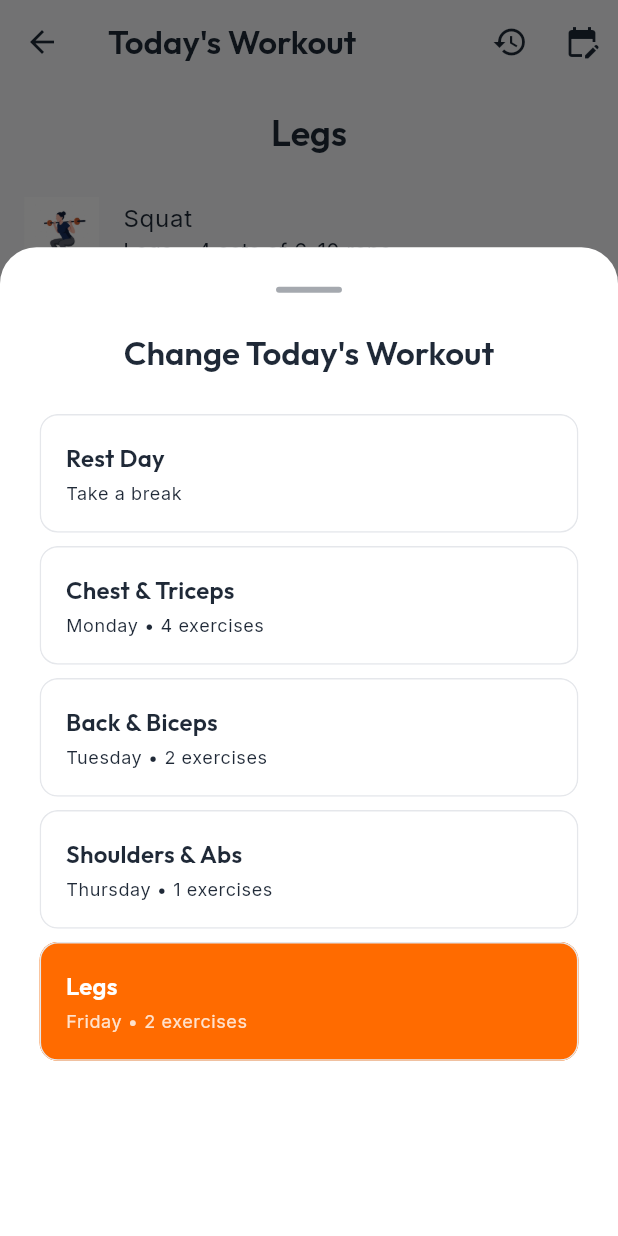
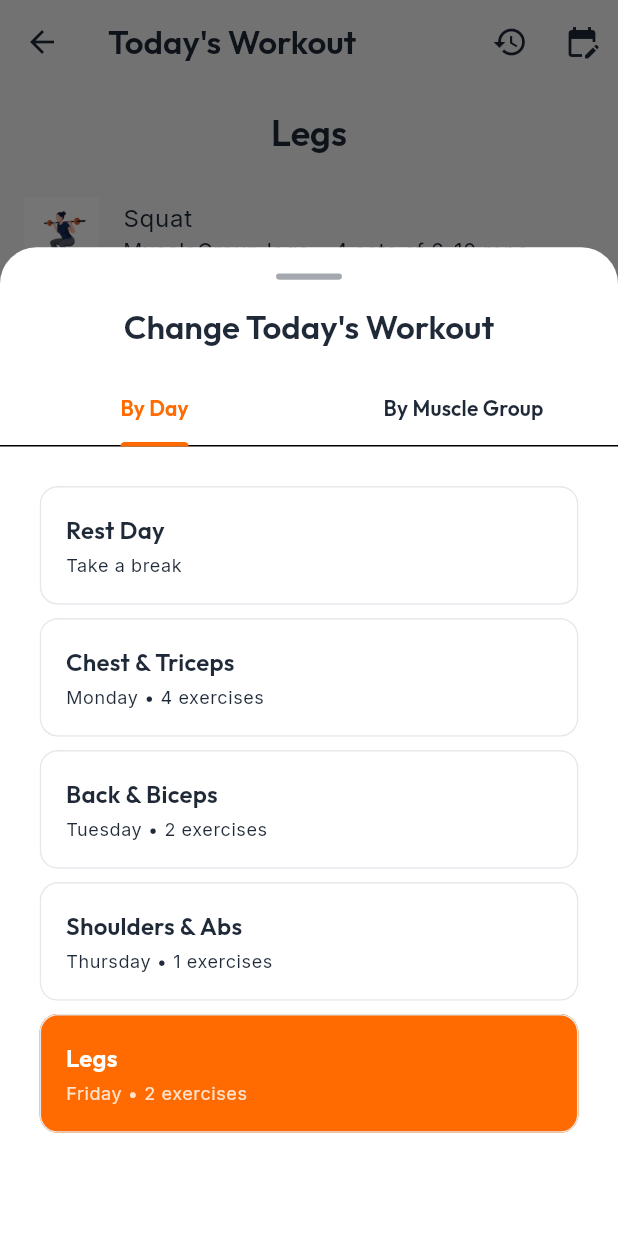
Before and after one commit to thanseer02/fitness_app, a Flutter app: the WorkoutTab screen opened directly, after a tap on the "edit calendar" icon, on a phone screen of 412 x 824 dp. Run offline on Flutter 3.47's test engine with Material 3 defaults, Android fonts, the phone set to English and light mode, and no system bars; our stand-ins replace fl_chart, flutter_local_notifications, flutter_screenutil, google_fonts, isar, timezone; accounts and stored records are empty; generated files the repository leaves out were written again.

```diff
--- a/lib/features/workout/repository/workout_repository.dart
+++ b/lib/features/workout/repository/workout_repository.dart
@@ -2,8 +2,10 @@ import 'package:isar/isar.dart';
 import 'package:fitjourney/models/workout.dart';
 import 'package:fitjourney/models/exercise.dart';
 import 'package:fitjourney/models/workout_session.dart';
+import 'package:fitjourney/models/workout_session.dart';
 import 'package:fitjourney/models/workout_override.dart';
 import 'package:fitjourney/models/missed_workout.dart';
+import 'package:fitjourney/models/muscle_group.dart';
 
 class WorkoutHistoryItem {
   final WorkoutSession session;
@@ -21,18 +23,18 @@ class WorkoutRepository {
     if (count > 0) return; // Already seeded
 
     // Create default exercises
-    final benchPress = Exercise()..name = 'Bench Press'..muscleGroup = 'Chest'..imagePath = 'assets/exercises/bench_press.webp'..sets = 4..reps = '8-12';
-    final inclineDbPress = Exercise()..name = 'Incline DB Press'..muscleGroup = 'Chest'..imagePath = 'assets/exercises/bench_press.webp'..sets = 3..reps = '10-12';
-    final cableFly = Exercise()..name = 'Cable Fly'..muscleGroup = 'Chest'..imagePath = 'assets/exercises/bench_press.webp'..sets = 3..reps = '12-15';
-    final tricepPushdown = Exercise()..name = 'Tricep Pushdown'..muscleGroup = 'Triceps'..imagePath = 'assets/exercises/bench_press.webp'..sets = 3..reps = '10-12';
+    final benchPress = Exercise()..name = 'Bench Press'..muscleGroup = MuscleGroup.chest..imagePath = 'assets/exercises/bench_press.webp'..sets = 4..reps = '8-12';
+    final inclineDbPress = Exercise()..name = 'Incline DB Press'..muscleGroup = MuscleGroup.chest..imagePath = 'assets/exercises/bench_press.webp'..sets = 3..reps = '10-12';
+    final cableFly = Exercise()..name = 'Cable Fly'..muscleGroup = MuscleGroup.chest..imagePath = 'assets/exercises/bench_press.webp'..sets = 3..reps = '12-15';
+    final tricepPushdown = Exercise()..name = 'Tricep Pushdown'..muscleGroup = MuscleGroup.triceps..imagePath = 'assets/exercises/bench_press.webp'..sets = 3..reps = '10-12';
 
-    final latPulldown = Exercise()..name = 'Lat Pulldown'..muscleGroup = 'Back'..imagePath = 'assets/exercises/lat_pulldown.webp'..sets = 4..reps = '8-12';
-    final barbellRow = Exercise()..name = 'Barbell Row'..muscleGroup = 'Back'..imagePath = 'assets/exercises/lat_pulldown.webp'..sets = 3..reps = '8-12';
+    final latPulldown = Exercise()..name = 'Lat Pulldown'..muscleGroup = MuscleGroup.back..imagePath = 'assets/exercises/lat_pulldown.webp'..sets = 4..reps = '8-12';
+    final barbellRow = Exercise()..name = 'Barbell Row'..muscleGroup = MuscleGroup.back..imagePath = 'assets/exercises/lat_pulldown.webp'..sets = 3..reps = '8-12';
 
-    final squat = Exercise()..name = 'Squat'..muscleGroup = 'Legs'..imagePath = 'assets/exercises/squat.webp'..sets = 4..reps = '6-10';
-    final legExtension = Exercise()..name = 'Leg Extension'..muscleGroup = 'Legs'..imagePath = 'assets/exercises/squat.webp'..sets = 3..reps = '12-15';
+    final squat = Exercise()..name = 'Squat'..muscleGroup = MuscleGroup.legs..imagePath = 'assets/exercises/squat.webp'..sets = 4..reps = '6-10';
+    final legExtension = Exercise()..name = 'Leg Extension'..muscleGroup = MuscleGroup.legs..imagePath = 'assets/exercises/squat.webp'..sets = 3..reps = '12-15';
 
-    final shoulderPress = Exercise()..name = 'Shoulder Press'..muscleGroup = 'Shoulders'..imagePath = 'assets/exercises/shoulder_press.webp'..sets = 4..reps = '8-12';
+    final shoulderPress = Exercise()..name = 'Shoulder Press'..muscleGroup = MuscleGroup.shoulders..imagePath = 'assets/exercises/shoulder_press.webp'..sets = 4..reps = '8-12';
 
     await _isar.writeTxn(() async {
       await _isar.exercises.putAll([benchPress, inclineDbPress, cableFly, tricepPushdown, latPulldown, barbellRow, squat, legExtension, shoulderPress]);
@@ -85,6 +87,30 @@ class WorkoutRepository {
       override.workoutId = workoutId;
       await _isar.workoutOverrides.put(override);
     });
+  }
+
+  Future<List<Exercise>> getExercisesByMuscleGroups(List<MuscleGroup> groups) async {
+    if (groups.isEmpty) return [];
+
+    // Isar workaround for OR enum queries
+    final allExercises = await _isar.exercises.where().findAll();
+    return allExercises.where((e) => groups.contains(e.muscleGroup)).toList();
+  }
+
+  Future<int> createAdHocWorkout(List<MuscleGroup> groups, List<Exercise> exercises) async {
+    final name = groups.map((g) => g.displayName).join(' + ');
+
+    final workout = Workout()
+      ..day = 'Custom'
+      ..name = name;
+
+    await _isar.writeTxn(() async {
+      await _isar.workouts.put(workout);
+      workout.exercises.addAll(exercises);
+      await workout.exercises.save();
+    });
+
+    return workout.id;
   }
 
   Future<List<Workout>> getAllWorkouts() async {
--- a/lib/features/workout/view/widgets/workout_picker_sheet.dart
+++ b/lib/features/workout/view/widgets/workout_picker_sheet.dart
@@ -2,6 +2,8 @@ import 'package:flutter/material.dart';
 import 'package:fitjourney/features/workout/viewmodel/workout_viewmodel.dart';
 import 'package:fitjourney/core/theme/app_constants.dart';
 import 'package:fitjourney/shared/widgets/app_card.dart';
+import 'package:fitjourney/shared/widgets/app_button.dart';
+import 'package:fitjourney/models/muscle_group.dart';
 import 'package:flutter_screenutil/flutter_screenutil.dart';
 
 class WorkoutPickerSheet extends StatelessWidget {
@@ -13,21 +15,23 @@ class WorkoutPickerSheet extends StatelessWidget {
   Widget build(BuildContext context) {
     final theme = Theme.of(context);
 
-    return Container(
+    return DefaultTabController(
+      length: 2,
+      child: Container(
         decoration: BoxDecoration(
           color: theme.colorScheme.surface,
           borderRadius: BorderRadius.vertical(top: Radius.circular(AppRadius.xl)),
         ),
-      padding: EdgeInsets.all(AppSpacing.lg),
         child: Column(
           mainAxisSize: MainAxisSize.min,
           crossAxisAlignment: CrossAxisAlignment.stretch,
           children: [
+            SizedBox(height: AppSpacing.md),
             Center(
               child: Container(
                 width: 40.w,
                 height: 4.h,
-              margin: EdgeInsets.only(bottom: AppSpacing.lg),
+                margin: EdgeInsets.only(bottom: AppSpacing.md),
                 decoration: BoxDecoration(
                   color: theme.colorScheme.onSurfaceVariant.withValues(alpha: 0.4),
                   borderRadius: AppRadius.roundRadius,
@@ -39,9 +43,33 @@ class WorkoutPickerSheet extends StatelessWidget {
               style: theme.textTheme.titleLarge,
               textAlign: TextAlign.center,
             ),
-          SizedBox(height: AppSpacing.lg),
+            SizedBox(height: AppSpacing.md),
+            TabBar(
+              labelColor: theme.colorScheme.primary,
+              unselectedLabelColor: theme.colorScheme.onSurfaceVariant,
+              indicatorColor: theme.colorScheme.primary,
+              tabs: const [
+                Tab(text: 'By Day'),
+                Tab(text: 'By Muscle Group'),
+              ],
+            ),
             Expanded(
-            child: ListView(
+              child: TabBarView(
+                children: [
+                  _buildByDayTab(context),
+                  _buildByMuscleGroupTab(context),
+                ],
+              ),
+            ),
+          ],
+        ),
+      ),
+    );
+  }
+
+  Widget _buildByDayTab(BuildContext context) {
+    return ListView(
+      padding: EdgeInsets.all(AppSpacing.lg),
       children: [
         _buildWorkoutOption(
           context,
@@ -71,10 +99,92 @@ class WorkoutPickerSheet extends StatelessWidget {
           );
         }),
       ],
+    );
+  }
+
+  Widget _buildByMuscleGroupTab(BuildContext context) {
+    final theme = Theme.of(context);
+
+    return Column(
+      children: [
+        Padding(
+          padding: EdgeInsets.all(AppSpacing.md),
+          child: Wrap(
+            spacing: AppSpacing.sm,
+            runSpacing: AppSpacing.sm,
+            children: MuscleGroup.values.map((group) {
+              final isSelected = viewModel.selectedMuscleGroups.contains(group);
+              return FilterChip(
+                label: Text(group.displayName),
+                selected: isSelected,
+                selectedColor: theme.colorScheme.primaryContainer,
+                checkmarkColor: theme.colorScheme.primary,
+                labelStyle: TextStyle(
+                  color: isSelected ? theme.colorScheme.primary : theme.colorScheme.onSurfaceVariant,
+                ),
+                onSelected: (_) => viewModel.toggleMuscleGroup(group),
+              );
+            }).toList(),
+          ),
+        ),
+        Expanded(
+          child: viewModel.filteredExercises.isEmpty
+            ? Center(
+                child: Text(
+                  viewModel.selectedMuscleGroups.isEmpty
+                    ? 'Select a muscle group to begin'
+                    : 'No exercises found',
+                  style: theme.textTheme.bodyMedium?.copyWith(
+                    color: theme.colorScheme.onSurfaceVariant,
+                  ),
+                ),
+              )
+            : ListView.builder(
+                padding: EdgeInsets.symmetric(horizontal: AppSpacing.md),
+                itemCount: viewModel.filteredExercises.length,
+                itemBuilder: (context, index) {
+                  final exercise = viewModel.filteredExercises[index];
+                  final isSelected = viewModel.selectedExerciseIds.contains(exercise.id);
+
+                  return CheckboxListTile(
+                    title: Text(exercise.name),
+                    subtitle: Text('${exercise.sets} sets • ${exercise.reps} reps'),
+                    value: isSelected,
+                    activeColor: theme.colorScheme.primary,
+                    onChanged: (_) => viewModel.toggleExercise(exercise.id),
+                  );
+                },
+              ),
+        ),
+        Container(
+          padding: EdgeInsets.all(AppSpacing.md),
+          decoration: BoxDecoration(
+            color: theme.colorScheme.surface,
+            boxShadow: [
+              BoxShadow(
+                color: Colors.black.withValues(alpha: 0.05),
+                offset: const Offset(0, -4),
+                blurRadius: 10,
+              ),
+            ],
+          ),
+          child: SizedBox(
+            width: double.infinity,
+            child: AppButton(
+              label: 'START WORKOUT',
+              variant: (viewModel.selectedMuscleGroups.isNotEmpty && viewModel.selectedExerciseIds.isNotEmpty)
+                  ? AppButtonVariant.primary
+                  : AppButtonVariant.ghost,
+              onPressed: (viewModel.selectedMuscleGroups.isNotEmpty && viewModel.selectedExerciseIds.isNotEmpty)
+                  ? () {
+                      viewModel.confirmMuscleGroupWorkout();
+                      Navigator.pop(context);
+                    }
+                  : null,
+            ),
           ),
         ),
       ],
-      ),
     );
   }
 
--- a/lib/models/exercise.dart
+++ b/lib/models/exercise.dart
@@ -1,4 +1,5 @@
 import 'package:isar/isar.dart';
+import 'package:fitjourney/models/muscle_group.dart';
 
 part 'exercise.g.dart';
 
@@ -7,7 +8,8 @@ class Exercise {
   Id id = Isar.autoIncrement;
 
   late String name;
-  late String muscleGroup;
+  @enumerated
+  late MuscleGroup muscleGroup;
   late String imagePath;
   late int sets;
   late String reps; // e.g. "8-12"
--- /dev/null
+++ b/lib/models/muscle_group.dart
@@ -0,0 +1,36 @@
+enum MuscleGroup {
+  chest,
+  back,
+  shoulders,
+  biceps,
+  triceps,
+  legs,
+  abs,
+  cardio,
+  fullBody
+}
+
+extension MuscleGroupExtension on MuscleGroup {
+  String get displayName {
+    switch (this) {
+      case MuscleGroup.chest:
+        return 'Chest';
+      case MuscleGroup.back:
+        return 'Back';
+      case MuscleGroup.shoulders:
+        return 'Shoulders';
+      case MuscleGroup.biceps:
+        return 'Biceps';
+      case MuscleGroup.triceps:
+        return 'Triceps';
+      case MuscleGroup.legs:
+        return 'Legs';
+      case MuscleGroup.abs:
+        return 'Abs';
+      case MuscleGroup.cardio:
+        return 'Cardio';
+      case MuscleGroup.fullBody:
+        return 'Full Body';
+    }
+  }
+}
```
Also changed, not shown: lib/features/workout/viewmodel/workout_viewmodel.dart (+104 -0 lines), lib/models/exercise.g.dart, pubspec.lock. Lines whose indentation alone changed are shown as unchanged.
